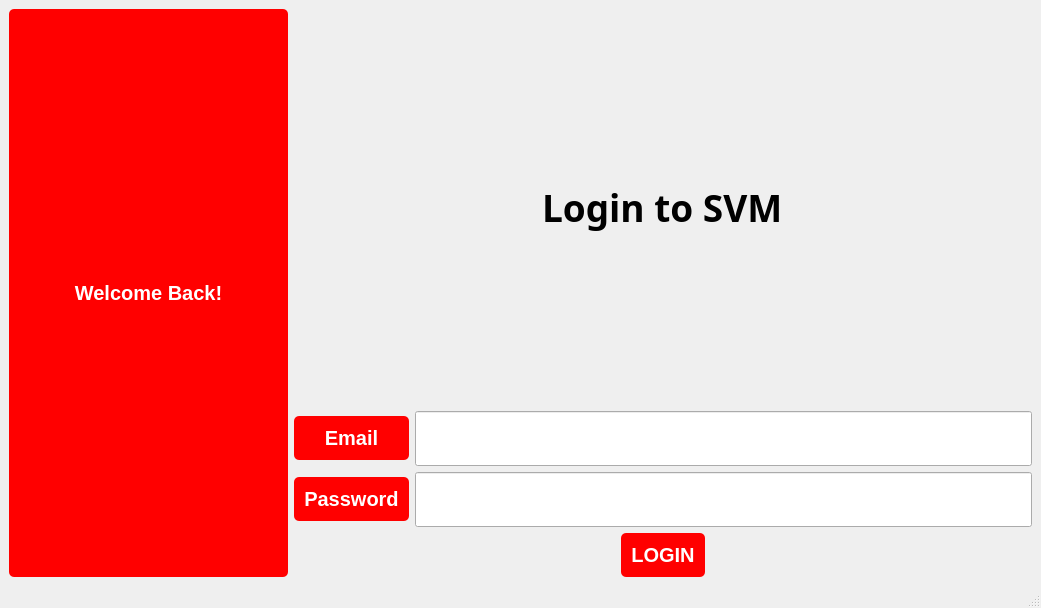
This is QT resource/login.ui in fatma105/Vending-Machine-App as Qt 5 draws it before an edit. The edited form follows.
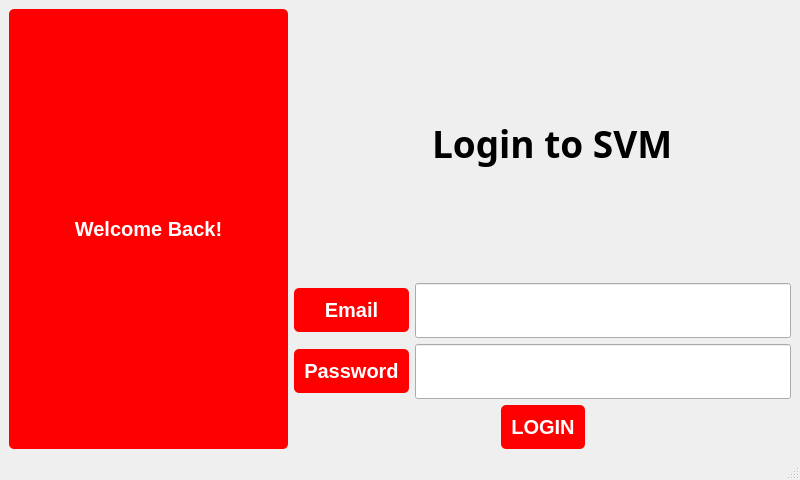
This is the edited form.

Patch:
```diff
--- a/QT resource/login.ui
+++ b/QT resource/login.ui
@@ -6,8 +6,8 @@
    <rect>
     <x>0</x>
     <y>0</y>
-    <width>1041</width>
-    <height>608</height>
+    <width>800</width>
+    <height>480</height>
    </rect>
   </property>
   <property name="maximumSize">
```
